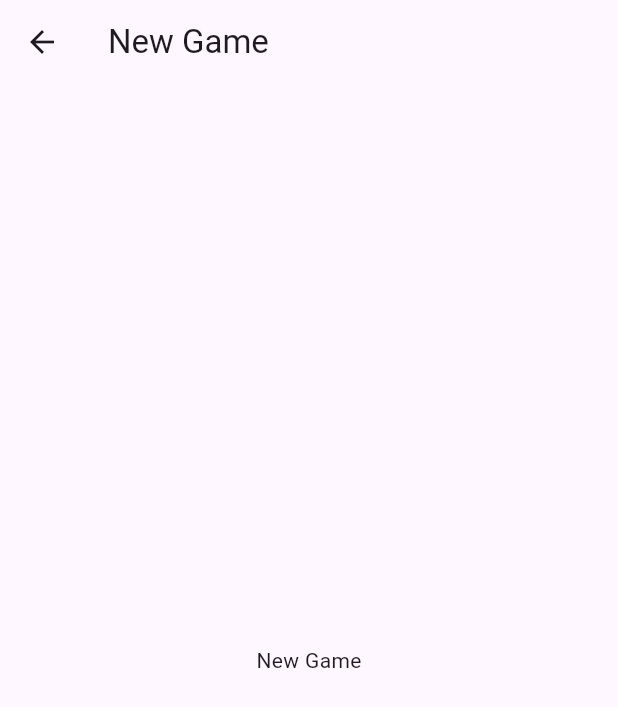
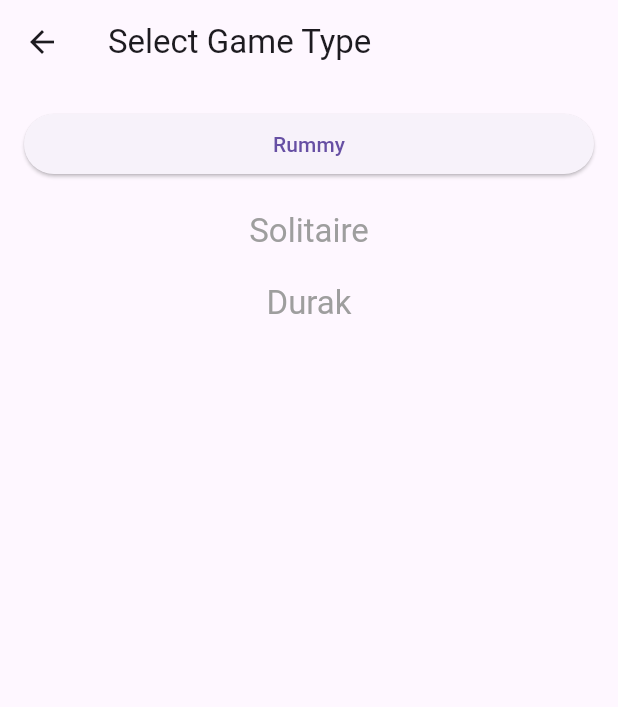
Before and after one commit to samirm/cards, a Flutter app: the screen it shows after launch, after a tap on "New Game", on a phone screen of 412 x 824 dp. Shown: the top 707 px of the screen. Run offline on Flutter 3.47's test engine with Material 3 defaults, Android fonts, the phone set to English and light mode, and no system bars; our stand-ins replace flutter_riverpod; generated files the repository leaves out were written again.

Commit message:
feat: Implement Rummy game initial setup and game selection
This commit introduces the initial UI and logic for selecting and starting a Rummy game.

Key features:
- Game Type Selection:
    - Added a 'GameTypeSelectionPage' after 'New Game' on the main menu.
    - Options: "Rummy" (functional), "Solitaire", "Durak" (placeholders).
- Rummy Game Page:
    - Created 'RummyGamePage' with a green felt background.
    - Implemented 'PlayingCard' and 'Deck' models.
    - On page load, a deck is shuffled, and 10 cards are dealt to you
      and opponent.
- Card Display & Animation:
    - 'PlayingCardWidget' created to render cards (face-up/down).
    - Your hand (10 cards) displayed face-up at the bottom.
    - Opponent's hand (10 cards) displayed face-down at the top.
    - A simplified animation shows cards appearing one-by-one in hands.
      (Initial attempts at a more complex flying card animation were
      unsuccessful and were simplified to this approach).
- Localization:
    - All new UI text was added to .arb files for all supported languages
      (using English as placeholders for non-English translations).
    - I will prompt you to run 'flutter gen-l10n'.
- Widget Tests:
    - Tests for 'GameTypeSelectionPage' (rendering, navigation).
    - Tests for 'RummyGamePage' (rendering, card dealing animation outcome).

```diff
--- a/card_game_app/lib/app_router.dart
+++ b/card_game_app/lib/app_router.dart
@@ -1,8 +1,10 @@
 import 'package:flutter/material.dart';
 import 'package:card_game_app/features/main_menu/presentation/pages/main_menu_page.dart';
-import 'package:card_game_app/features/new_game/presentation/pages/new_game_page.dart';
+// import 'package:card_game_app/features/new_game/presentation/pages/new_game_page.dart'; // Removed
 import 'package:card_game_app/features/options/presentation/pages/options_page.dart';
 import 'package:card_game_app/features/about/presentation/pages/about_page.dart';
+import 'package:card_game_app/features/game_selection/presentation/pages/game_type_selection_page.dart'; // Added
+import 'package:card_game_app/features/rummy_game/presentation/pages/rummy_game_page.dart'; // Added
 
 // TODO: Define routes
 class AppRouter {
@@ -11,7 +13,9 @@ class AppRouter {
       case '/':
         return MaterialPageRoute(builder: (_) => const MainMenuPage());
       case '/new_game':
-        return MaterialPageRoute(builder: (_) => const NewGamePage());
+        return MaterialPageRoute(builder: (_) => const GameTypeSelectionPage()); // Changed
+      case '/rummy_game': // Added
+        return MaterialPageRoute(builder: (_) => const RummyGamePage()); // Added
       case '/options':
         return MaterialPageRoute(builder: (_) => const OptionsPage());
       case '/about':
--- /dev/null
+++ b/card_game_app/lib/features/game_selection/presentation/pages/game_type_selection_page.dart
@@ -0,0 +1,42 @@
+import 'package:flutter/material.dart';
+import 'package:flutter_gen/gen_l10n/app_localizations.dart';
+
+class GameTypeSelectionPage extends StatelessWidget {
+  const GameTypeSelectionPage({super.key});
+
+  @override
+  Widget build(BuildContext context) {
+    return Scaffold(
+      appBar: AppBar(
+        title: Text(AppLocalizations.of(context)!.gameTypeSelectionTitle),
+      ),
+      body: Padding(
+        padding: const EdgeInsets.all(16.0),
+        child: Column(
+          mainAxisAlignment: MainAxisAlignment.start,
+          crossAxisAlignment: CrossAxisAlignment.stretch,
+          children: <Widget>[
+            ElevatedButton(
+              onPressed: () {
+                Navigator.pushNamed(context, '/rummy_game');
+              },
+              child: Text(AppLocalizations.of(context)!.gameTypeRummy),
+            ),
+            const SizedBox(height: 20),
+            Text(
+              AppLocalizations.of(context)!.gameTypeSolitaire,
+              style: Theme.of(context).textTheme.titleLarge?.copyWith(color: Colors.grey),
+              textAlign: TextAlign.center,
+            ),
+            const SizedBox(height: 20),
+            Text(
+              AppLocalizations.of(context)!.gameTypeDurak,
+              style: Theme.of(context).textTheme.titleLarge?.copyWith(color: Colors.grey),
+              textAlign: TextAlign.center,
+            ),
+          ],
+        ),
+      ),
+    );
+  }
+}
--- a/card_game_app/lib/l10n/app_ar.arb
+++ b/card_game_app/lib/l10n/app_ar.arb
@@ -6,7 +6,12 @@
   "mainMenuOptions": "Options",
   "mainMenuAbout": "About",
   "mainMenuTitle": "Main Menu",
-  "newGamePageTitle": "New Game",
+  "newGamePageTitle": "Select Game Type",
   "optionsPageTitle": "Options",
-  "aboutPageTitle": "About"
+  "aboutPageTitle": "About",
+  "gameTypeSelectionTitle": "Select Game Type",
+  "gameTypeRummy": "Rummy",
+  "gameTypeSolitaire": "Solitaire",
+  "gameTypeDurak": "Durak",
+  "rummyGameTitle": "Rummy"
 }
--- a/card_game_app/lib/l10n/app_de.arb
+++ b/card_game_app/lib/l10n/app_de.arb
@@ -5,7 +5,12 @@
   "mainMenuOptions": "Options",
   "mainMenuAbout": "About",
   "mainMenuTitle": "Main Menu",
-  "newGamePageTitle": "New Game",
+  "newGamePageTitle": "Select Game Type",
   "optionsPageTitle": "Options",
-  "aboutPageTitle": "About"
+  "aboutPageTitle": "About",
+  "gameTypeSelectionTitle": "Select Game Type",
+  "gameTypeRummy": "Rummy",
+  "gameTypeSolitaire": "Solitaire",
+  "gameTypeDurak": "Durak",
+  "rummyGameTitle": "Rummy"
 }
--- a/card_game_app/lib/l10n/app_en.arb
+++ b/card_game_app/lib/l10n/app_en.arb
@@ -5,7 +5,12 @@
   "mainMenuOptions": "Options",
   "mainMenuAbout": "About",
   "mainMenuTitle": "Main Menu",
-  "newGamePageTitle": "New Game",
+  "newGamePageTitle": "Select Game Type",
   "optionsPageTitle": "Options",
-  "aboutPageTitle": "About"
+  "aboutPageTitle": "About",
+  "gameTypeSelectionTitle": "Select Game Type",
+  "gameTypeRummy": "Rummy",
+  "gameTypeSolitaire": "Solitaire",
+  "gameTypeDurak": "Durak",
+  "rummyGameTitle": "Rummy"
 }
--- a/card_game_app/lib/l10n/app_es.arb
+++ b/card_game_app/lib/l10n/app_es.arb
@@ -5,7 +5,12 @@
   "mainMenuOptions": "Options",
   "mainMenuAbout": "About",
   "mainMenuTitle": "Main Menu",
-  "newGamePageTitle": "New Game",
+  "newGamePageTitle": "Select Game Type",
   "optionsPageTitle": "Options",
-  "aboutPageTitle": "About"
+  "aboutPageTitle": "About",
+  "gameTypeSelectionTitle": "Select Game Type",
+  "gameTypeRummy": "Rummy",
+  "gameTypeSolitaire": "Solitaire",
+  "gameTypeDurak": "Durak",
+  "rummyGameTitle": "Rummy"
 }
--- a/card_game_app/lib/l10n/app_fr.arb
+++ b/card_game_app/lib/l10n/app_fr.arb
@@ -5,7 +5,12 @@
   "mainMenuOptions": "Options",
   "mainMenuAbout": "About",
   "mainMenuTitle": "Main Menu",
-  "newGamePageTitle": "New Game",
+  "newGamePageTitle": "Select Game Type",
   "optionsPageTitle": "Options",
-  "aboutPageTitle": "About"
+  "aboutPageTitle": "About",
+  "gameTypeSelectionTitle": "Select Game Type",
+  "gameTypeRummy": "Rummy",
+  "gameTypeSolitaire": "Solitaire",
+  "gameTypeDurak": "Durak",
+  "rummyGameTitle": "Rummy"
 }
--- a/card_game_app/lib/l10n/app_he.arb
+++ b/card_game_app/lib/l10n/app_he.arb
@@ -6,7 +6,12 @@
   "mainMenuOptions": "Options",
   "mainMenuAbout": "About",
   "mainMenuTitle": "Main Menu",
-  "newGamePageTitle": "New Game",
+  "newGamePageTitle": "Select Game Type",
   "optionsPageTitle": "Options",
-  "aboutPageTitle": "About"
+  "aboutPageTitle": "About",
+  "gameTypeSelectionTitle": "Select Game Type",
+  "gameTypeRummy": "Rummy",
+  "gameTypeSolitaire": "Solitaire",
+  "gameTypeDurak": "Durak",
+  "rummyGameTitle": "Rummy"
 }
--- a/card_game_app/lib/l10n/app_ja.arb
+++ b/card_game_app/lib/l10n/app_ja.arb
@@ -5,7 +5,12 @@
   "mainMenuOptions": "Options",
   "mainMenuAbout": "About",
   "mainMenuTitle": "Main Menu",
-  "newGamePageTitle": "New Game",
+  "newGamePageTitle": "Select Game Type",
   "optionsPageTitle": "Options",
-  "aboutPageTitle": "About"
+  "aboutPageTitle": "About",
+  "gameTypeSelectionTitle": "Select Game Type",
+  "gameTypeRummy": "Rummy",
+  "gameTypeSolitaire": "Solitaire",
+  "gameTypeDurak": "Durak",
+  "rummyGameTitle": "Rummy"
 }
--- a/card_game_app/lib/l10n/app_ko.arb
+++ b/card_game_app/lib/l10n/app_ko.arb
@@ -5,7 +5,12 @@
   "mainMenuOptions": "Options",
   "mainMenuAbout": "About",
   "mainMenuTitle": "Main Menu",
-  "newGamePageTitle": "New Game",
+  "newGamePageTitle": "Select Game Type",
   "optionsPageTitle": "Options",
-  "aboutPageTitle": "About"
+  "aboutPageTitle": "About",
+  "gameTypeSelectionTitle": "Select Game Type",
+  "gameTypeRummy": "Rummy",
+  "gameTypeSolitaire": "Solitaire",
+  "gameTypeDurak": "Durak",
+  "rummyGameTitle": "Rummy"
 }
--- a/card_game_app/lib/l10n/app_ru.arb
+++ b/card_game_app/lib/l10n/app_ru.arb
@@ -5,7 +5,12 @@
   "mainMenuOptions": "Options",
   "mainMenuAbout": "About",
   "mainMenuTitle": "Main Menu",
-  "newGamePageTitle": "New Game",
+  "newGamePageTitle": "Select Game Type",
   "optionsPageTitle": "Options",
-  "aboutPageTitle": "About"
+  "aboutPageTitle": "About",
+  "gameTypeSelectionTitle": "Select Game Type",
+  "gameTypeRummy": "Rummy",
+  "gameTypeSolitaire": "Solitaire",
+  "gameTypeDurak": "Durak",
+  "rummyGameTitle": "Rummy"
 }
--- a/card_game_app/lib/l10n/app_tr.arb
+++ b/card_game_app/lib/l10n/app_tr.arb
@@ -5,7 +5,12 @@
   "mainMenuOptions": "Options",
   "mainMenuAbout": "About",
   "mainMenuTitle": "Main Menu",
-  "newGamePageTitle": "New Game",
+  "newGamePageTitle": "Select Game Type",
   "optionsPageTitle": "Options",
-  "aboutPageTitle": "About"
+  "aboutPageTitle": "About",
+  "gameTypeSelectionTitle": "Select Game Type",
+  "gameTypeRummy": "Rummy",
+  "gameTypeSolitaire": "Solitaire",
+  "gameTypeDurak": "Durak",
+  "rummyGameTitle": "Rummy"
 }
--- a/card_game_app/lib/l10n/app_zh.arb
+++ b/card_game_app/lib/l10n/app_zh.arb
@@ -5,7 +5,12 @@
   "mainMenuOptions": "Options",
   "mainMenuAbout": "About",
   "mainMenuTitle": "Main Menu",
-  "newGamePageTitle": "New Game",
+  "newGamePageTitle": "Select Game Type",
   "optionsPageTitle": "Options",
-  "aboutPageTitle": "About"
+  "aboutPageTitle": "About",
+  "gameTypeSelectionTitle": "Select Game Type",
+  "gameTypeRummy": "Rummy",
+  "gameTypeSolitaire": "Solitaire",
+  "gameTypeDurak": "Durak",
+  "rummyGameTitle": "Rummy"
 }
```
Also changed, not shown: card_game_app/lib/core/models/deck.dart (added, +47 -0 lines), card_game_app/lib/core/models/playing_card.dart (added, +47 -0 lines), card_game_app/lib/core/widgets/playing_card_widget.dart (added, +102 -0 lines), card_game_app/lib/features/rummy_game/presentation/pages/rummy_game_page.dart (added, +121 -0 lines), 1 other file.
